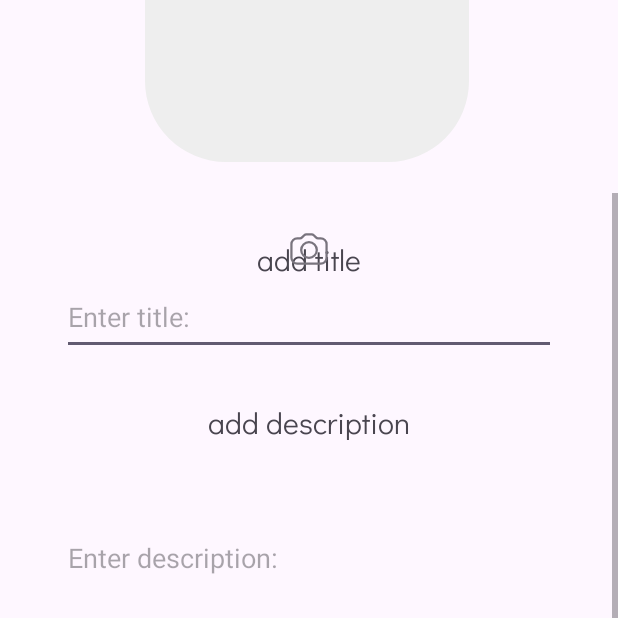
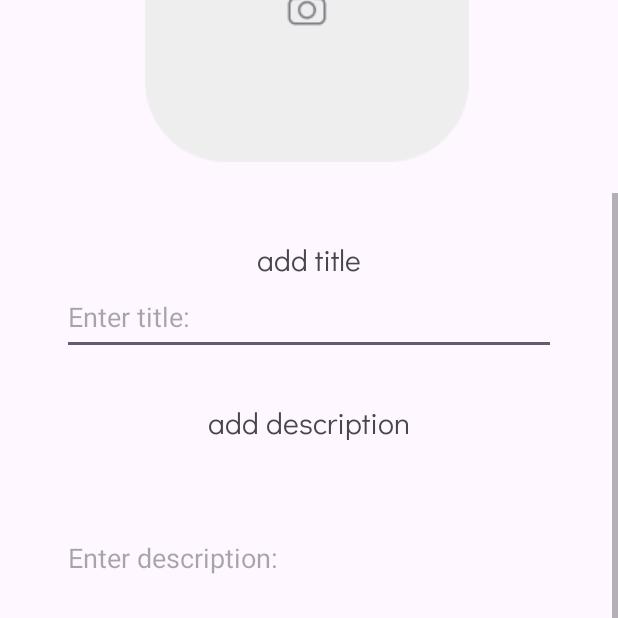
Before and after one commit to N1oH0my/CocktailBar, an Android app: the save_cocktail_view screen opened directly, with no data from a screen before it, scrolled down 160 dp, on a phone screen of 412 x 824 dp, the top half of it. Run offline under Robolectric (Android 15) with nearby library versions, the phone set to English and light mode, and no system bars.

Commit message:
added connection between layers

```diff
--- a/app/src/main/java/com/example/study/save_cocktail_view.kt
+++ b/app/src/main/java/com/example/study/save_cocktail_view.kt
@@ -2,10 +2,20 @@ package com.example.study
 
 import androidx.appcompat.app.AppCompatActivity
 import android.os.Bundle
+import com.bumptech.glide.Glide
+import com.example.study.databinding.ActivityCocktailViewBinding
+import com.example.study.databinding.ActivitySaveCocktailViewBinding
 
 class save_cocktail_view : AppCompatActivity() {
+    private lateinit var binding: ActivitySaveCocktailViewBinding
     override fun onCreate(savedInstanceState: Bundle?) {
         super.onCreate(savedInstanceState)
         setContentView(R.layout.activity_save_cocktail_view)
+        binding = ActivitySaveCocktailViewBinding.inflate(layoutInflater)
+        setContentView(binding.root)
+        val imageView = binding.idTitleItemImg
+        Glide.with(this)
+            .load(R.drawable.place_holder)
+            .into(imageView)
     }
 }
--- a/app/src/main/res/layout/activity_save_cocktail_view.xml
+++ b/app/src/main/res/layout/activity_save_cocktail_view.xml
@@ -103,18 +103,6 @@
         </LinearLayout>
     </ScrollView>
 
-    <ImageView
-        android:id="@+id/imageView2"
-        android:layout_width="wrap_content"
-        android:layout_height="wrap_content"
-        android:layout_marginTop="150dp"
-        app:layout_constraintEnd_toEndOf="parent"
-        app:layout_constraintStart_toStartOf="parent"
-        app:layout_constraintTop_toTopOf="parent"
-        app:srcCompat="@drawable/camera_img"
-        android:contentDescription="@string/app_name"
-        />
-
     <LinearLayout
         android:id="@+id/linearLayout"
         android:layout_width="wrap_content"
```
Also changed, not shown: app/src/main/java/com/example/study/Adapters/CocktailListAdapter.kt (+11 -0 lines), app/src/main/java/com/example/study/Fragments/CocktailsListFragment.kt (+19 -2 lines), app/src/main/java/com/example/study/Fragments/HomePageFragment.kt (+8 -3 lines), app/src/main/java/com/example/study/cocktail_view_activity.kt (+31 -0 lines), app/src/main/res/drawable/add_btn.xml (added, +29 -0 lines), app/src/main/res/layout/fragment_home_page.xml (+4 -20 lines), app/src/main/res/drawable/place_holder.png (added).
